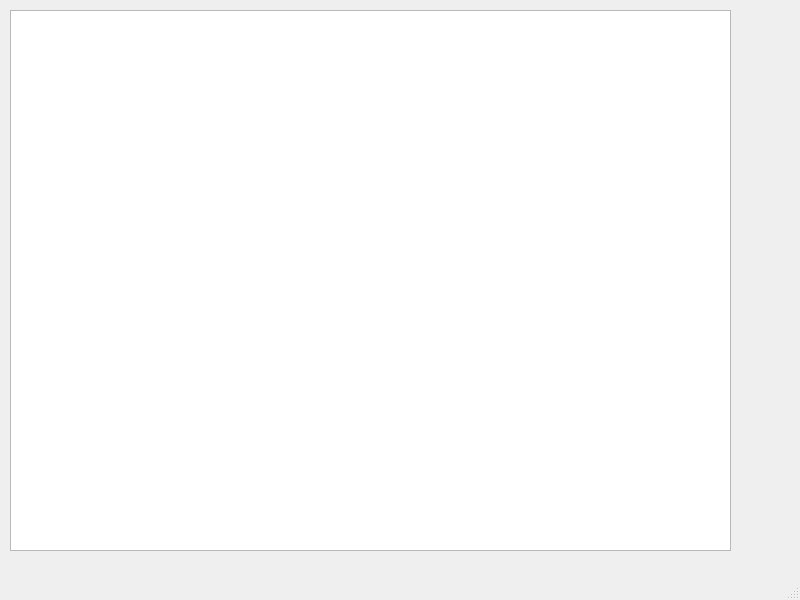
The window that mainwindow.ui (MetallicSky/HamiltonianPathGraph) describes before a commit, drawn with Qt 5.
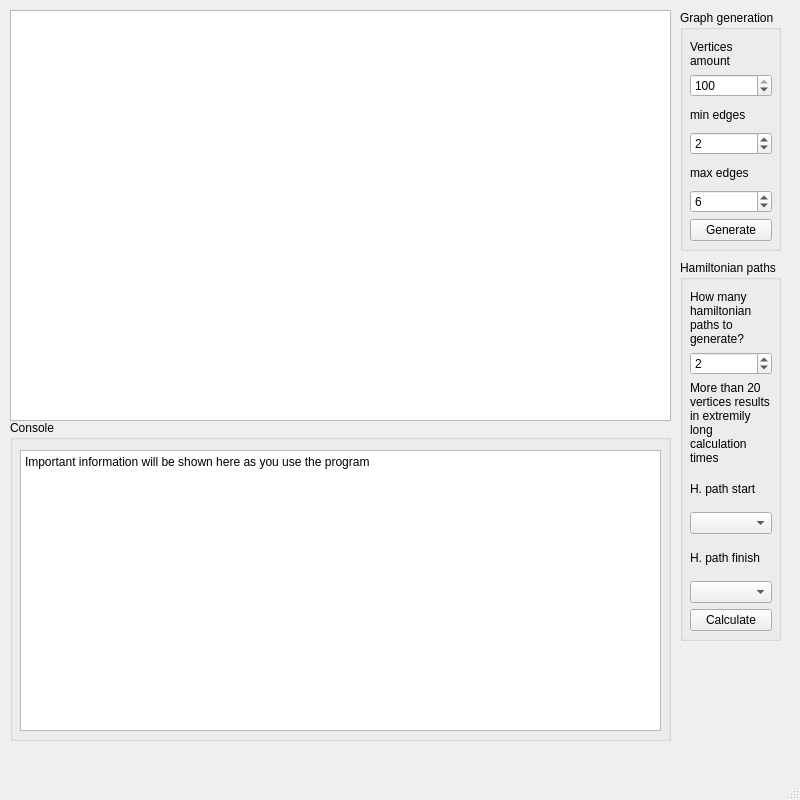
The same window after the commit.

Commit message: Proper Graph render

```diff
--- a/mainwindow.ui
+++ b/mainwindow.ui
@@ -7,7 +7,7 @@
     <x>0</x>
     <y>0</y>
     <width>800</width>
-    <height>600</height>
+    <height>800</height>
    </rect>
   </property>
   <property name="sizePolicy">
@@ -25,7 +25,7 @@
   <property name="maximumSize">
    <size>
     <width>800</width>
-    <height>600</height>
+    <height>800</height>
    </size>
   </property>
   <property name="windowTitle">
@@ -37,10 +37,241 @@
      <rect>
       <x>10</x>
       <y>10</y>
-      <width>721</width>
-      <height>541</height>
+      <width>661</width>
+      <height>411</height>
      </rect>
     </property>
+    <property name="sizePolicy">
+     <sizepolicy hsizetype="Fixed" vsizetype="Fixed">
+      <horstretch>0</horstretch>
+      <verstretch>0</verstretch>
+     </sizepolicy>
+    </property>
+   </widget>
+   <widget class="QGroupBox" name="groupBox_generate">
+    <property name="geometry">
+     <rect>
+      <x>680</x>
+      <y>10</y>
+      <width>101</width>
+      <height>241</height>
+     </rect>
+    </property>
+    <property name="title">
+     <string>Graph generation</string>
+    </property>
+    <widget class="QWidget" name="verticalLayoutWidget">
+     <property name="geometry">
+      <rect>
+       <x>10</x>
+       <y>30</y>
+       <width>82</width>
+       <height>201</height>
+      </rect>
+     </property>
+     <layout class="QVBoxLayout" name="verticalLayout_vNum">
+      <item>
+       <widget class="QLabel" name="label_vNum">
+        <property name="text">
+         <string>Vertices amount</string>
+        </property>
+        <property name="wordWrap">
+         <bool>true</bool>
+        </property>
+       </widget>
+      </item>
+      <item>
+       <widget class="QSpinBox" name="spinBox_vNum">
+        <property name="minimum">
+         <number>1</number>
+        </property>
+        <property name="maximum">
+         <number>100</number>
+        </property>
+        <property name="value">
+         <number>100</number>
+        </property>
+       </widget>
+      </item>
+      <item>
+       <widget class="QLabel" name="label_eMin">
+        <property name="text">
+         <string>min edges</string>
+        </property>
+        <property name="wordWrap">
+         <bool>true</bool>
+        </property>
+       </widget>
+      </item>
+      <item>
+       <widget class="QSpinBox" name="spinBox_eMin">
+        <property name="minimum">
+         <number>0</number>
+        </property>
+        <property name="maximum">
+         <number>100</number>
+        </property>
+        <property name="value">
+         <number>2</number>
+        </property>
+       </widget>
+      </item>
+      <item>
+       <widget class="QLabel" name="label_eMax">
+        <property name="text">
+         <string>max edges</string>
+        </property>
+        <property name="wordWrap">
+         <bool>true</bool>
+        </property>
+       </widget>
+      </item>
+      <item>
+       <widget class="QSpinBox" name="spinBox_eMax">
+        <property name="minimum">
+         <number>0</number>
+        </property>
+        <property name="maximum">
+         <number>100</number>
+        </property>
+        <property name="value">
+         <number>6</number>
+        </property>
+       </widget>
+      </item>
+      <item>
+       <widget class="QPushButton" name="pushButton_generate">
+        <property name="text">
+         <string>Generate</string>
+        </property>
+       </widget>
+      </item>
+     </layout>
+    </widget>
+   </widget>
+   <widget class="QGroupBox" name="groupBox_p">
+    <property name="geometry">
+     <rect>
+      <x>680</x>
+      <y>260</y>
+      <width>101</width>
+      <height>381</height>
+     </rect>
+    </property>
+    <property name="title">
+     <string>Hamiltonian paths</string>
+    </property>
+    <widget class="QWidget" name="verticalLayoutWidget_2">
+     <property name="geometry">
+      <rect>
+       <x>10</x>
+       <y>30</y>
+       <width>82</width>
+       <height>341</height>
+      </rect>
+     </property>
+     <layout class="QVBoxLayout" name="verticalLayout_p">
+      <item>
+       <widget class="QLabel" name="label_pAmount">
+        <property name="text">
+         <string>How many hamiltonian paths to generate?</string>
+        </property>
+        <property name="wordWrap">
+         <bool>true</bool>
+        </property>
+       </widget>
+      </item>
+      <item>
+       <widget class="QSpinBox" name="spinBox_pAmount">
+        <property name="minimum">
+         <number>0</number>
+        </property>
+        <property name="maximum">
+         <number>100</number>
+        </property>
+        <property name="value">
+         <number>2</number>
+        </property>
+       </widget>
+      </item>
+      <item>
+       <widget class="QLabel" name="label_pWarning">
+        <property name="text">
+         <string>More than 20 vertices results in extremily long calculation times</string>
+        </property>
+        <property name="wordWrap">
+         <bool>true</bool>
+        </property>
+       </widget>
+      </item>
+      <item>
+       <widget class="QLabel" name="label_pStart">
+        <property name="text">
+         <string>H. path start</string>
+        </property>
+       </widget>
+      </item>
+      <item>
+       <widget class="QComboBox" name="comboBox_pStart"/>
+      </item>
+      <item>
+       <widget class="QLabel" name="label_pStart_pFinish">
+        <property name="text">
+         <string>H. path finish</string>
+        </property>
+       </widget>
+      </item>
+      <item>
+       <widget class="QComboBox" name="comboBox_pFinish"/>
+      </item>
+      <item>
+       <widget class="QPushButton" name="pushButton_generate_3">
+        <property name="text">
+         <string>Calculate</string>
+        </property>
+       </widget>
+      </item>
+     </layout>
+    </widget>
+   </widget>
+   <widget class="QGroupBox" name="groupBox">
+    <property name="geometry">
+     <rect>
+      <x>10</x>
+      <y>420</y>
+      <width>661</width>
+      <height>321</height>
+     </rect>
+    </property>
+    <property name="title">
+     <string>Console</string>
+    </property>
+    <widget class="QTextEdit" name="textEdit">
+     <property name="geometry">
+      <rect>
+       <x>10</x>
+       <y>30</y>
+       <width>641</width>
+       <height>281</height>
+      </rect>
+     </property>
+     <property name="readOnly">
+      <bool>true</bool>
+     </property>
+     <property name="html">
+      <string>&lt;!DOCTYPE HTML PUBLIC &quot;-//W3C//DTD HTML 4.0//EN&quot; &quot;http://www.w3.org/TR/REC-html40/strict.dtd&quot;&gt;
+&lt;html&gt;&lt;head&gt;&lt;meta name=&quot;qrichtext&quot; content=&quot;1&quot; /&gt;&lt;meta charset=&quot;utf-8&quot; /&gt;&lt;style type=&quot;text/css&quot;&gt;
+p, li { white-space: pre-wrap; }
+hr { height: 1px; border-width: 0; }
+li.unchecked::marker { content: &quot;\2610&quot;; }
+li.checked::marker { content: &quot;\2612&quot;; }
+&lt;/style&gt;&lt;/head&gt;&lt;body style=&quot; font-family:'Segoe UI'; font-size:9pt; font-weight:400; font-style:normal;&quot;&gt;
+&lt;p style=&quot; margin-top:0px; margin-bottom:0px; margin-left:0px; margin-right:0px; -qt-block-indent:0; text-indent:0px;&quot;&gt;Important information will be shown here as you use the program&lt;/p&gt;&lt;/body&gt;&lt;/html&gt;</string>
+     </property>
+     <property name="placeholderText">
+      <string/>
+     </property>
+    </widget>
    </widget>
   </widget>
   <widget class="QMenuBar" name="menubar">
```
The commit also changes 6 other files.
